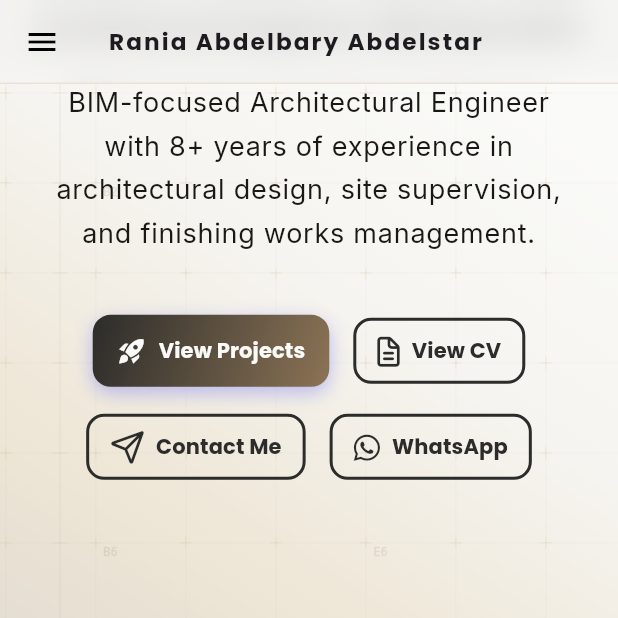
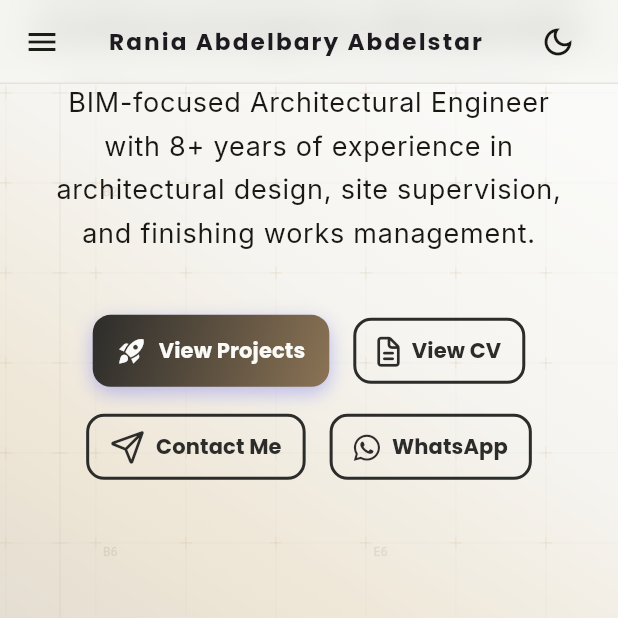
Before and after one commit to MohamedRefky/Rania_Portfolio, a Flutter app: the screen it shows after launch, scrolled down 576 dp, on a phone screen of 412 x 824 dp, the top half of it. Run offline on Flutter 3.47's test engine with Material 3 defaults, Android fonts, the phone set to English and light mode, and no system bars; drawn by our look-alikes of flutter_animate; our stand-ins replace animated_text_kit, font_awesome_flutter, google_fonts, responsive_framework; missing offline and left inert: dart:js_interop.

Commit message:
feat: initialize portfolio project structure with core theme, UI widgets, and landing sections

```diff
--- a/lib/core/theme/app_colors.dart
+++ b/lib/core/theme/app_colors.dart
@@ -1,30 +1,48 @@
 import 'package:flutter/material.dart';
 
 class AppColors {
+  static final ValueNotifier<ThemeMode> themeModeNotifier =
+      ValueNotifier<ThemeMode>(ThemeMode.light);
+
+  static bool get isDark => themeModeNotifier.value == ThemeMode.dark;
+
+  static void toggleTheme() {
+    themeModeNotifier.value =
+        isDark ? ThemeMode.light : ThemeMode.dark;
+  }
+
   // Backgrounds
-  static const Color background = Color(0xFFFAFAF8);
-  static const Color cardBackground = Color(0xFFF0EDE8);
+  static Color get background =>
+      isDark ? const Color(0xFF121212) : const Color(0xFFFAFAF8);
+  static Color get cardBackground =>
+      isDark ? const Color(0xFF1E1E1C) : const Color(0xFFF0EDE8);
 
   // Accents
-  static const Color primary = Color(0xFF2C2C2A); // Charcoal
-  static const Color secondary = Color(0xFF8B7355); // Warm Taupe
-  static const Color accent = Color(0xFFC9A96E); // Gold
+  static Color get primary =>
+      isDark ? const Color(0xFFFAFAF8) : const Color(0xFF2C2C2A); // Charcoal
+  static Color get secondary =>
+      isDark ? const Color(0xFFA8947C) : const Color(0xFF8B7355); // Warm Taupe
+  static Color get accent =>
+      isDark ? const Color(0xFFD4AF37) : const Color(0xFFC9A96E); // Gold
 
   // Extra gradient color
-  static const Color gradientElement = Color(0xFFE8E2D7); // Soft Warm Sand
+  static Color get gradientElement =>
+      isDark ? const Color(0xFF2C2C2A) : const Color(0xFFE8E2D7); // Soft Warm Sand
 
   // Text
-  static const Color textPrimary = Color(0xFF1A1814);
-  static const Color textSecondary = Color(0xFF8B7355);
+  static Color get textPrimary =>
+      isDark ? const Color(0xFFFAFAF8) : const Color(0xFF1A1814);
+  static Color get textSecondary =>
+      isDark ? const Color(0xFFA8947C) : const Color(0xFF8B7355);
 
   // Primary Gradient
-  static const LinearGradient primaryGradient = LinearGradient(
+  static LinearGradient get primaryGradient => LinearGradient(
         colors: [primary, secondary],
         begin: Alignment.topLeft,
         end: Alignment.bottomRight,
       );
 
-  static const LinearGradient secondaryGradient = LinearGradient(
+  static LinearGradient get secondaryGradient => LinearGradient(
         colors: [secondary, accent],
         begin: Alignment.topLeft,
         end: Alignment.bottomRight,
--- a/lib/core/theme/app_theme.dart
+++ b/lib/core/theme/app_theme.dart
@@ -3,17 +3,22 @@ import 'package:google_fonts/google_fonts.dart';
 import 'app_colors.dart';
 
 class AppTheme {
-  static ThemeData get darkTheme {
+  static ThemeData get themeData {
+    final isDark = AppColors.isDark;
+    final baseTextTheme = isDark ? ThemeData.dark().textTheme : ThemeData.light().textTheme;
+
     return ThemeData(
-      brightness: Brightness.light,
+      brightness: isDark ? Brightness.dark : Brightness.light,
       primaryColor: AppColors.primary,
       scaffoldBackgroundColor: AppColors.background,
-      colorScheme: const ColorScheme.light(
+      colorScheme: ColorScheme.fromSeed(
+        seedColor: AppColors.primary,
+        brightness: isDark ? Brightness.dark : Brightness.light,
         primary: AppColors.primary,
         secondary: AppColors.secondary,
         surface: AppColors.cardBackground,
       ),
-      textTheme: GoogleFonts.poppinsTextTheme(ThemeData.light().textTheme)
+      textTheme: GoogleFonts.poppinsTextTheme(baseTextTheme)
           .copyWith(
             displayLarge: GoogleFonts.poppins(
               color: AppColors.textPrimary,
@@ -26,10 +31,10 @@ class AppTheme {
             bodyLarge: GoogleFonts.inter(color: AppColors.textPrimary),
             bodyMedium: GoogleFonts.inter(color: AppColors.textSecondary),
           ),
-      cardTheme: const CardThemeData(
+      cardTheme: CardThemeData(
         color: AppColors.cardBackground,
         elevation: 8,
-        shape: RoundedRectangleBorder(
+        shape: const RoundedRectangleBorder(
           borderRadius: BorderRadius.all(Radius.circular(16)),
         ),
       ),
@@ -45,4 +50,7 @@ class AppTheme {
       ),
     );
   }
+
+  // Maintaining darkTheme alias to avoid breaking main.dart
+  static ThemeData get darkTheme => themeData;
 }
--- a/lib/core/widgets/section_title.dart
+++ b/lib/core/widgets/section_title.dart
@@ -16,6 +16,9 @@ class SectionTitle extends StatelessWidget {
 
   @override
   Widget build(BuildContext context) {
+    final theme = Theme.of(context);
+    final isDark = theme.brightness == Brightness.dark;
+
     return Column(
       children: [
         FittedBox(
@@ -25,7 +28,7 @@ class SectionTitle extends StatelessWidget {
             style: TextStyle(
               fontSize: 36,
               fontWeight: FontWeight.bold,
-              color: AppColors.textPrimary,
+              color: isDark ? const Color(0xFFFAFAF8) : const Color(0xFF1A1814),
               letterSpacing: letterSpacing,
             ),
             textAlign: TextAlign.center,
@@ -36,8 +39,10 @@ class SectionTitle extends StatelessWidget {
           height: 4,
           width: lineWidth,
           decoration: BoxDecoration(
-            gradient: const LinearGradient(
-              colors: [AppColors.primary, AppColors.secondary],
+            gradient: LinearGradient(
+              colors: isDark
+                  ? const [Color(0xFFFAFAF8), Color(0xFFA8947C)]
+                  : const [Color(0xFF2C2C2A), Color(0xFF8B7355)],
             ),
             borderRadius: BorderRadius.circular(2),
           ),
--- a/lib/main.dart
+++ b/lib/main.dart
@@ -1,6 +1,7 @@
 import 'package:flutter/material.dart';
 import 'package:flutter_web_plugins/url_strategy.dart';
 import 'package:responsive_framework/responsive_framework.dart';
+import 'core/theme/app_colors.dart';
 import 'core/theme/app_theme.dart';
 import 'pages/splash_page.dart';
 
@@ -15,6 +16,9 @@ class PortfolioApp extends StatelessWidget {
 
   @override
   Widget build(BuildContext context) {
+    return ValueListenableBuilder<ThemeMode>(
+      valueListenable: AppColors.themeModeNotifier,
+      builder: (context, themeMode, _) {
         return MaterialApp(
           builder: (context, child) {
             return ResponsiveBreakpoints.builder(
@@ -28,9 +32,12 @@ class PortfolioApp extends StatelessWidget {
             );
           },
           title: 'Rania Abdelbary - Portfolio',
-      theme: AppTheme.darkTheme,
+          themeMode: themeMode,
+          theme: AppTheme.themeData,
           debugShowCheckedModeBanner: false,
           home: const SplashPage(),
         );
+      },
+    );
   }
 }
--- a/lib/pages/home_page.dart
+++ b/lib/pages/home_page.dart
@@ -128,7 +128,12 @@ class _HomePageState extends State<HomePage> {
             )
           : null,
       body: AnimatedGradientBackground(
-        child: CustomScrollView(
+        child: ValueListenableBuilder<ThemeMode>(
+          valueListenable: AppColors.themeModeNotifier,
+          builder: (context, themeMode, _) {
+            final isDark = themeMode == ThemeMode.dark;
+            return CustomScrollView(
+              key: ValueKey(themeMode),
               controller: _scrollController,
               slivers: [
                 SliverAppBar(
@@ -144,7 +149,7 @@ class _HomePageState extends State<HomePage> {
                           color: Theme.of(context)
                               .scaffoldBackgroundColor
                               .withValues(alpha: 0.65),
-                      border: const Border(
+                          border: Border(
                             bottom: BorderSide(
                               color: AppColors.gradientElement,
                               width: 1.0,
@@ -168,13 +173,9 @@ class _HomePageState extends State<HomePage> {
                       ),
                     ),
                   ),
-              actions: isMobileOrTablet
-                  ? null
-                  : [
-                      Expanded(
-                        child: FittedBox(
-                          fit: BoxFit.scaleDown,
-                          child: Row(
+                  actions: [
+                    if (!isMobileOrTablet)
+                      Row(
                         mainAxisSize: MainAxisSize.min,
                         children: [
                           _NavBarItem(
@@ -191,8 +192,7 @@ class _HomePageState extends State<HomePage> {
                           ),
                           _NavBarItem(
                             title: 'Experience',
-                                onPressed: () =>
-                                    _scrollToSection(_experienceKey),
+                            onPressed: () => _scrollToSection(_experienceKey),
                           ),
                           _NavBarItem(
                             title: 'Contact',
@@ -200,9 +200,15 @@ class _HomePageState extends State<HomePage> {
                           ),
                         ],
                       ),
+                    IconButton(
+                      icon: Icon(
+                        isDark ? Icons.light_mode_outlined : Icons.dark_mode_outlined,
+                        color: AppColors.textPrimary,
                       ),
+                      tooltip: isDark ? 'Light Mode' : 'Dark Mode',
+                      onPressed: AppColors.toggleTheme,
                     ),
-                      const SizedBox(width: 8),
+                    const SizedBox(width: 16),
                   ],
                 ),
                 SliverToBoxAdapter(
@@ -226,6 +232,8 @@ class _HomePageState extends State<HomePage> {
                   ),
                 ),
               ],
+            );
+          },
         ),
       ),
     );
@@ -247,7 +255,7 @@ class _DrawerItem extends StatelessWidget {
   Widget build(BuildContext context) {
     return ListTile(
       leading: Icon(icon, color: AppColors.primary),
-      title: Text(title, style: const TextStyle(color: AppColors.textPrimary)),
+      title: Text(title, style: TextStyle(color: AppColors.textPrimary)),
       onTap: onPressed,
     );
   }
--- a/lib/pages/splash_page.dart
+++ b/lib/pages/splash_page.dart
@@ -85,7 +85,7 @@ class _SplashPageState extends State<SplashPage> {
             // Name Text
             Text(
                   AppConstants.devName.toUpperCase(),
-                  style: const TextStyle(
+                  style:  TextStyle(
                     color: AppColors.textPrimary, // Charcoal
                     fontSize: 24,
                     fontWeight: FontWeight.bold,
@@ -103,7 +103,7 @@ class _SplashPageState extends State<SplashPage> {
               width: 150,
               child: ClipRRect(
                 borderRadius: BorderRadius.circular(10),
-                child: const LinearProgressIndicator(
+                child:  LinearProgressIndicator(
                   backgroundColor: Colors.black12,
                   valueColor: AlwaysStoppedAnimation<Color>(AppColors.primary),
                   minHeight: 2,
--- a/lib/sections/about_section.dart
+++ b/lib/sections/about_section.dart
@@ -45,7 +45,7 @@ class AboutSection extends StatelessWidget {
                 children: [
                   if (PortfolioData.data['personalInfo']?['location'] != null)
                     _InfoChip(
-                      icon: const FaIcon(
+                      icon:  FaIcon(
                         FontAwesomeIcons.locationDot,
                         size: 16,
                         color: AppColors.primary,
@@ -56,7 +56,7 @@ class AboutSection extends StatelessWidget {
                           .data['personalInfo']?['yearsOfExperience'] !=
                       null)
                     _InfoChip(
-                      icon: const FaIcon(
+                      icon:  FaIcon(
                         FontAwesomeIcons.briefcase,
                         size: 16,
                         color: AppColors.primary,
@@ -67,7 +67,7 @@ class AboutSection extends StatelessWidget {
                   if (PortfolioData.data['personalInfo']?['availability'] !=
                       null)
                     _InfoChip(
-                      icon: const FaIcon(
+                      icon:  FaIcon(
                         FontAwesomeIcons.calendarCheck,
                         size: 16,
                         color: AppColors.primary,
@@ -232,7 +232,7 @@ class _InfoChip extends StatelessWidget {
           const SizedBox(width: 8),
           Text(
             text,
-            style: const TextStyle(
+            style:  TextStyle(
               color: AppColors.textPrimary,
               fontWeight: FontWeight.w500,
             ),
--- a/lib/sections/hero_section.dart
+++ b/lib/sections/hero_section.dart
@@ -77,7 +77,7 @@ class _HeroText extends StatelessWidget {
           : CrossAxisAlignment.start,
       mainAxisAlignment: MainAxisAlignment.center,
       children: [
-        const Text(
+         Text(
           "Hello, I'm",
           style: TextStyle(
             fontSize: 24,
@@ -196,7 +196,7 @@ class _DevImage extends StatelessWidget {
             child: Container(
               decoration: BoxDecoration(
                 shape: BoxShape.circle,
-                gradient: const LinearGradient(
+                gradient:  LinearGradient(
                   colors: [AppColors.primary, AppColors.secondary],
                 ),
                 boxShadow: [
--- a/lib/sections/services_section.dart
+++ b/lib/sections/services_section.dart
@@ -99,7 +99,7 @@ class _ServicesSectionState extends State<ServicesSection> {
                             color: AppColors.primary.withValues(alpha: 0.2),
                           ),
                         ),
-                        child: const Icon(
+                        child:  Icon(
                           Icons.chevron_right,
                           color: AppColors.secondary,
                           size: 24,
--- a/lib/widgets/cards/certificate_card.dart
+++ b/lib/widgets/cards/certificate_card.dart
@@ -71,7 +71,7 @@ class _CertificateCardState extends State<CertificateCard> {
                   child: widget.icon,
                 ),
                 const Spacer(),
-                const Icon(
+                Icon(
                   Icons.verified,
                   color: AppColors.secondary,
                   size: 24,
--- a/lib/widgets/cards/glass_achievement_card.dart
+++ b/lib/widgets/cards/glass_achievement_card.dart
@@ -118,7 +118,7 @@ class _GlassAchievementCardState extends State<GlassAchievementCard>
                       }
                       return Text(
                         '$displayedValue${widget.suffix}',
-                        style: const TextStyle(
+                        style:  TextStyle(
                           fontSize: 32,
                           fontWeight: FontWeight.bold,
                           color: AppColors.textPrimary,
--- a/lib/widgets/cards/project_card.dart
+++ b/lib/widgets/cards/project_card.dart
@@ -280,7 +280,7 @@ class _ProjectCardState extends State<ProjectCard> {
                     height: 52,
                     child: Text(
                       widget.title,
-                      style: const TextStyle(
+                      style:  TextStyle(
                         fontSize: 20,
                         fontWeight: FontWeight.bold,
                         color: AppColors.textPrimary,
@@ -295,7 +295,7 @@ class _ProjectCardState extends State<ProjectCard> {
                     height: 60,
                     child: Text(
                       widget.description,
-                      style: const TextStyle(
+                      style:  TextStyle(
                         fontSize: 14,
                         color: AppColors.textSecondary,
                         height: 1.4,
@@ -328,7 +328,7 @@ class _ProjectCardState extends State<ProjectCard> {
                               ),
                               child: Text(
                                 tech,
-                                style: const TextStyle(
+                                style:  TextStyle(
                                   fontSize: 12,
                                   color: AppColors.secondary,
                                   fontWeight: FontWeight.w500,
```
Also changed, not shown: lib/sections/achievements_section.dart (+4 -4 lines), lib/sections/contact_section.dart (+4 -4 lines), lib/sections/education_section.dart (+5 -5 lines), lib/sections/experience_section.dart (+5 -5 lines), lib/sections/tech_stack_section.dart (+4 -4 lines). Lines whose indentation alone changed are shown as unchanged.
